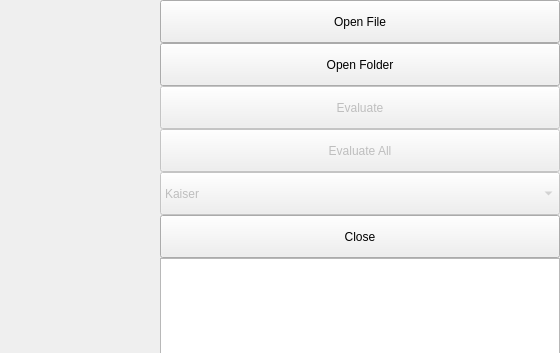
Old version of the form ui/angle.ui in the repository ClaudiusCaesarPoseidon/coherence_length_analyser_main; both pictures show x 240 to 800 and y 0 to 353 of the 800 by 450 pixel window.
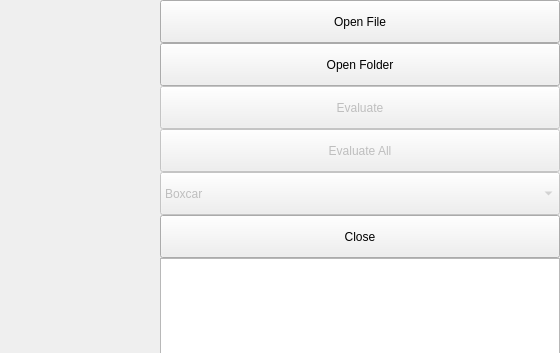
New version of the form.

What changed in the file:
```diff
--- a/ui/angle.ui
+++ b/ui/angle.ui
@@ -96,7 +96,7 @@
         </sizepolicy>
        </property>
        <property name="currentIndex">
-        <number>4</number>
+        <number>0</number>
        </property>
        <property name="maxVisibleItems">
         <number>15</number>
```
Left out of the diff: 9 changed lines with no effect on the pictures.
